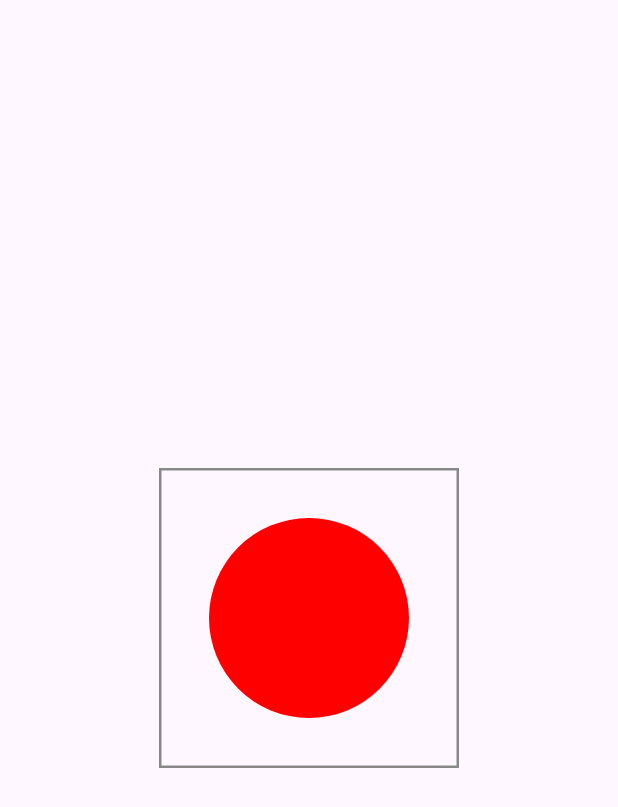
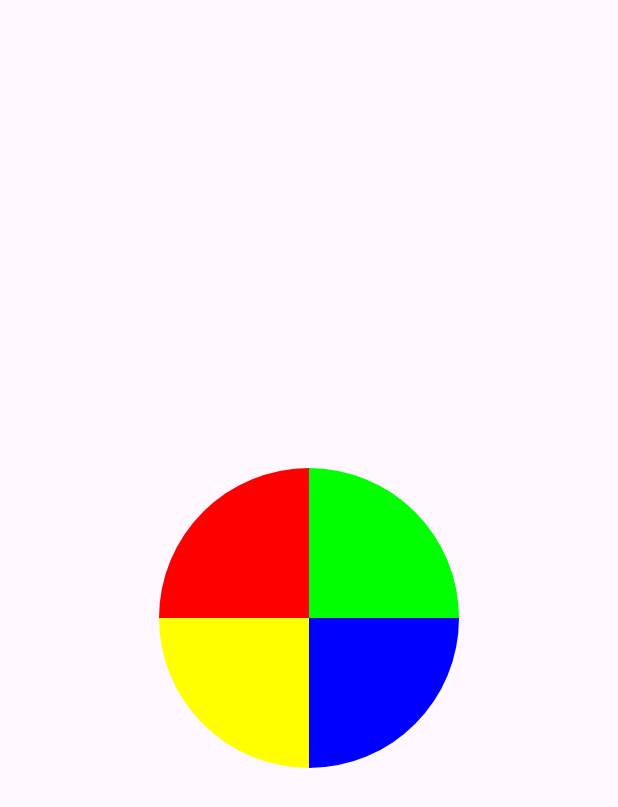
Before and after one commit to NORMss/CustomView, an Android app: the screen it shows after launch (MainActivity), on a phone screen of 412 x 824 dp. Shown: the top 807 px of the screen. Run offline under Robolectric (Android 15) with nearby library versions, the phone set to English and light mode, and no system bars.

Commit message:
feature(onTouchEvent): feature onTouchEvent in TestView.kt
Closes #2

```diff
--- a/app/src/main/java/com/norm/mycustomview/TestView.kt
+++ b/app/src/main/java/com/norm/mycustomview/TestView.kt
@@ -5,6 +5,7 @@ import android.graphics.Canvas
 import android.graphics.Color
 import android.graphics.Paint
 import android.util.AttributeSet
+import android.view.MotionEvent
 import android.view.View
 
 class TestView(
@@ -13,6 +14,10 @@ class TestView(
 ) : View(context, attributeSet) {
     private val paint = Paint()
     private val paintC = Paint()
+    private val startAngle = -180f
+    private val colors = listOf(Color.RED, Color.GREEN, Color.BLUE, Color.YELLOW)
+    private val sweepAngle = 360f / colors.size
+    private var buttonClicked = -1
 
     init {
         paint.style = Paint.Style.STROKE
@@ -24,7 +29,58 @@ class TestView(
 
     override fun onDraw(canvas: Canvas) {
         super.onDraw(canvas)
-        canvas.drawRect(0f, 0f, width.toFloat(), height.toFloat(), paint)
-        canvas.drawCircle((width / 2).toFloat(), (height / 2).toFloat(), 100f, paintC)
+        drawCircleButton(canvas)
+    }
+
+    private fun drawCircleButton(canvas: Canvas) {
+        val centerX = width / 2f
+        val centerY = height / 2f
+        val radius = width.coerceAtMost(height) / 2f
+        for (i in colors.indices) {
+            paintC.color = if (i == buttonClicked)
+                Color.GRAY
+            else colors[i]
+            canvas.drawArc(
+                centerX - radius,
+                centerY - radius,
+                centerX + radius,
+                centerY + radius,
+                startAngle + i * sweepAngle,
+                sweepAngle,
+                true,
+                paintC
+            )
+        }
+    }
+
+    override fun onTouchEvent(event: MotionEvent): Boolean {
+        val centerX = width / 2f
+        val centerY = height / 2f
+        val x = event.x
+        val y = event.y
+
+        when (event.action) {
+            MotionEvent.ACTION_DOWN -> {
+                if (x < centerX && y < centerY) {
+                    buttonClicked = 0
+                }
+                if (x > centerX && y < centerY) {
+                    buttonClicked = 1
+                }
+                if (x > centerX && y > centerY) {
+                    buttonClicked = 2
+                }
+                if (x < centerX && y > centerY) {
+                    buttonClicked = 3
+                }
+                invalidate()
+            }
+
+            MotionEvent.ACTION_UP -> {
+                buttonClicked = -1
+                invalidate()
+            }
+        }
+        return true
     }
 }
```
